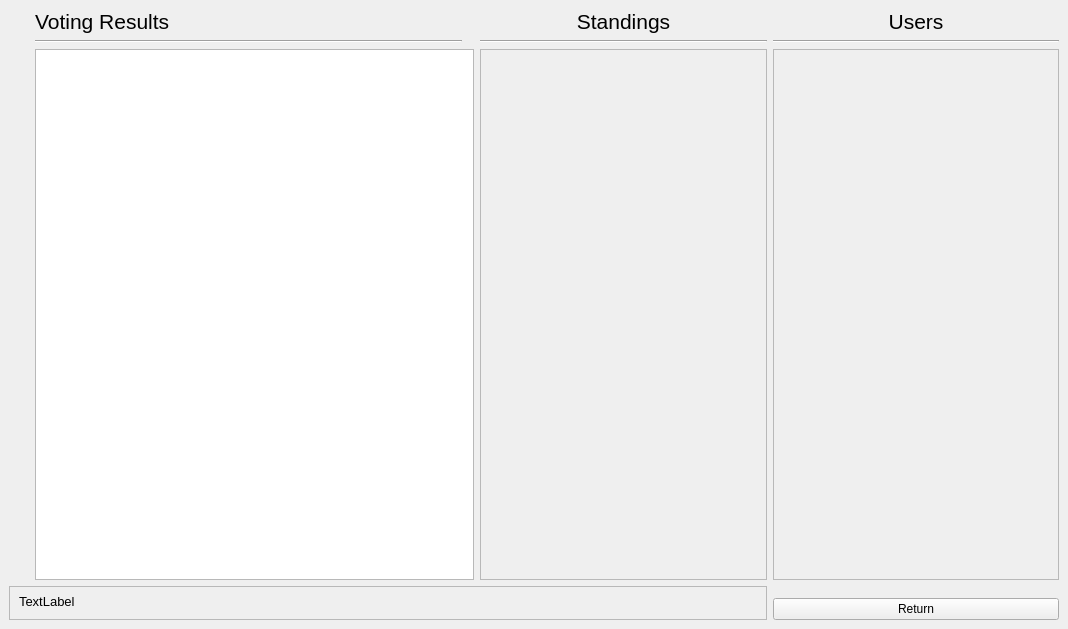
HKavalos/ToGather, file TestingGrounds/voting_res.ui: the form before one commit.
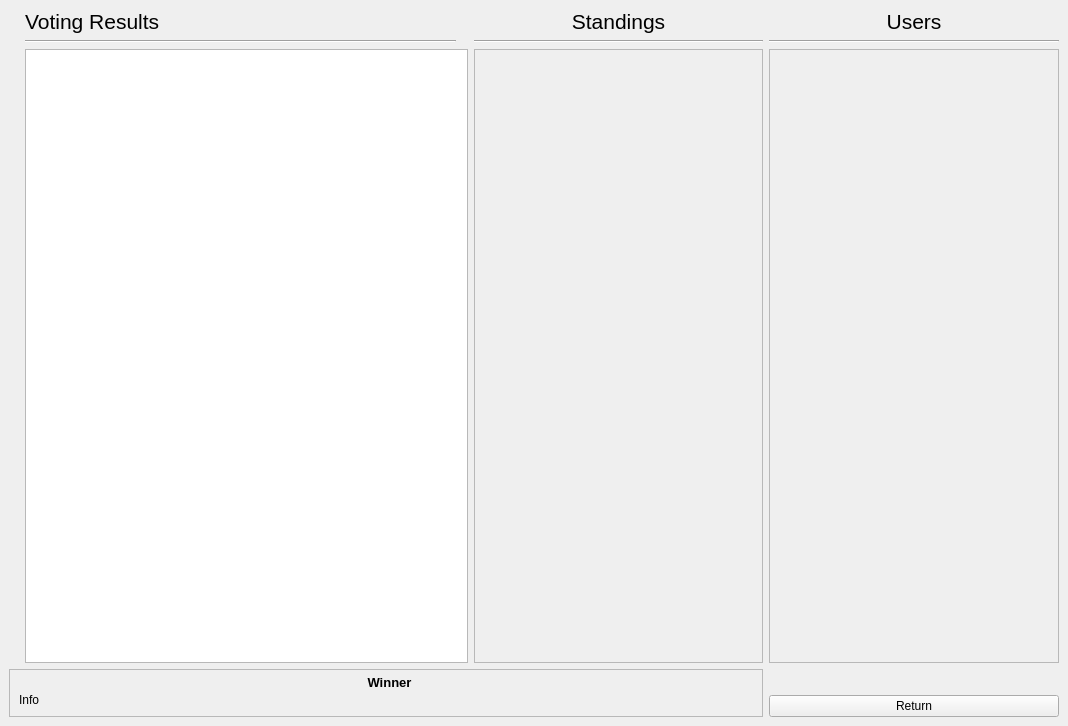
The form after the commit. Custom widgets are drawn as their Qt base class.

```diff
--- a/TestingGrounds/voting_res.ui
+++ b/TestingGrounds/voting_res.ui
@@ -7,7 +7,7 @@
     <x>0</x>
     <y>0</y>
     <width>1068</width>
-    <height>629</height>
+    <height>726</height>
    </rect>
   </property>
   <property name="windowTitle">
@@ -22,43 +22,6 @@
       </property>
      </widget>
     </item>
-    <item row="0" column="2">
-     <spacer name="horizontalSpacer_2">
-      <property name="orientation">
-       <enum>Qt::Horizontal</enum>
-      </property>
-      <property name="sizeHint" stdset="0">
-       <size>
-        <width>40</width>
-        <height>20</height>
-       </size>
-      </property>
-     </spacer>
-    </item>
-    <item row="2" column="6" rowspan="6">
-     <widget class="QScrollArea" name="user_vote_scroll">
-      <property name="widgetResizable">
-       <bool>true</bool>
-      </property>
-      <widget class="QWidget" name="vote_scroll_contents">
-       <property name="geometry">
-        <rect>
-         <x>0</x>
-         <y>0</y>
-         <width>285</width>
-         <height>534</height>
-        </rect>
-       </property>
-      </widget>
-     </widget>
-    </item>
-    <item row="10" column="6">
-     <widget class="QPushButton" name="return_button">
-      <property name="text">
-       <string>Return</string>
-      </property>
-     </widget>
-    </item>
     <item row="0" column="1">
      <widget class="QLabel" name="vote_res_title">
       <property name="font">
@@ -71,12 +34,36 @@
       </property>
      </widget>
     </item>
-    <item row="1" column="5">
-     <widget class="Line" name="line_4">
+    <item row="0" column="5">
+     <widget class="QLabel" name="userList_2">
+      <property name="font">
+       <font>
+        <pointsize>16</pointsize>
+       </font>
+      </property>
+      <property name="layoutDirection">
+       <enum>Qt::LeftToRight</enum>
+      </property>
+      <property name="text">
+       <string>Standings</string>
+      </property>
+      <property name="alignment">
+       <set>Qt::AlignCenter</set>
+      </property>
+     </widget>
+    </item>
+    <item row="0" column="2">
+     <spacer name="horizontalSpacer_2">
       <property name="orientation">
        <enum>Qt::Horizontal</enum>
       </property>
-     </widget>
+      <property name="sizeHint" stdset="0">
+       <size>
+        <width>40</width>
+        <height>20</height>
+       </size>
+      </property>
+     </spacer>
     </item>
     <item row="1" column="6">
      <widget class="Line" name="line">
@@ -85,18 +72,12 @@
       </property>
      </widget>
     </item>
-    <item row="6" column="0">
-     <spacer name="verticalSpacer_7">
+    <item row="1" column="5">
+     <widget class="Line" name="line_4">
       <property name="orientation">
-       <enum>Qt::Vertical</enum>
+       <enum>Qt::Horizontal</enum>
       </property>
-      <property name="sizeHint" stdset="0">
-       <size>
-        <width>20</width>
-        <height>40</height>
-       </size>
-      </property>
-     </spacer>
+     </widget>
     </item>
     <item row="0" column="6">
      <widget class="QLabel" name="userList">
@@ -116,21 +97,11 @@
       </property>
      </widget>
     </item>
-    <item row="2" column="5" rowspan="6">
-     <widget class="QScrollArea" name="user_vote_scroll_2">
-      <property name="widgetResizable">
-       <bool>true</bool>
+    <item row="10" column="6">
+     <widget class="QPushButton" name="return_button">
+      <property name="text">
+       <string>Return</string>
       </property>
-      <widget class="QWidget" name="vote_scroll_contents_2">
-       <property name="geometry">
-        <rect>
-         <x>0</x>
-         <y>0</y>
-         <width>285</width>
-         <height>534</height>
-        </rect>
-       </property>
-      </widget>
      </widget>
     </item>
     <item row="1" column="1" colspan="2">
@@ -140,27 +111,56 @@
       </property>
      </widget>
     </item>
-    <item row="0" column="5">
-     <widget class="QLabel" name="userList_2">
-      <property name="font">
-       <font>
-        <pointsize>16</pointsize>
-       </font>
+    <item row="2" column="5" rowspan="4">
+     <widget class="QScrollArea" name="user_vote_scroll_2">
+      <property name="widgetResizable">
+       <bool>true</bool>
       </property>
-      <property name="layoutDirection">
-       <enum>Qt::LeftToRight</enum>
+      <widget class="QWidget" name="vote_scroll_contents_2">
+       <property name="geometry">
+        <rect>
+         <x>0</x>
+         <y>0</y>
+         <width>289</width>
+         <height>605</height>
+        </rect>
+       </property>
+      </widget>
+     </widget>
+    </item>
+    <item row="2" column="6" rowspan="4">
+     <widget class="QScrollArea" name="user_vote_scroll">
+      <property name="widgetResizable">
+       <bool>true</bool>
       </property>
-      <property name="text">
-       <string>Standings</string>
-      </property>
-      <property name="alignment">
-       <set>Qt::AlignCenter</set>
-      </property>
+      <widget class="QWidget" name="vote_scroll_contents">
+       <property name="geometry">
+        <rect>
+         <x>0</x>
+         <y>0</y>
+         <width>288</width>
+         <height>605</height>
+        </rect>
+       </property>
+      </widget>
      </widget>
     </item>
-    <item row="2" column="1" rowspan="6" colspan="4">
+    <item row="2" column="1" rowspan="4" colspan="4">
      <widget class="QChartView" name="chart_view"/>
     </item>
+    <item row="5" column="0">
+     <spacer name="verticalSpacer_7">
+      <property name="orientation">
+       <enum>Qt::Vertical</enum>
+      </property>
+      <property name="sizeHint" stdset="0">
+       <size>
+        <width>10</width>
+        <height>40</height>
+       </size>
+      </property>
+     </spacer>
+    </item>
     <item row="8" column="0" rowspan="3" colspan="6">
      <widget class="QFrame" name="winner_frame">
       <property name="frameShape">
@@ -174,21 +174,52 @@
         <rect>
          <x>10</x>
          <y>5</y>
-         <width>731</width>
-         <height>21</height>
+         <width>741</width>
+         <height>16</height>
         </rect>
        </property>
        <property name="font">
         <font>
          <pointsize>10</pointsize>
+         <weight>75</weight>
+         <bold>true</bold>
         </font>
        </property>
        <property name="text">
-        <string>TextLabel</string>
+        <string>Winner</string>
+       </property>
+       <property name="alignment">
+        <set>Qt::AlignCenter</set>
+       </property>
+      </widget>
+      <widget class="QLabel" name="winner_info">
+       <property name="geometry">
+        <rect>
+         <x>10</x>
+         <y>15</y>
+         <width>741</width>
+         <height>31</height>
+        </rect>
+       </property>
+       <property name="text">
+        <string>Info</string>
        </property>
       </widget>
      </widget>
     </item>
+    <item row="9" column="6">
+     <spacer name="horizontalSpacer">
+      <property name="orientation">
+       <enum>Qt::Horizontal</enum>
+      </property>
+      <property name="sizeHint" stdset="0">
+       <size>
+        <width>40</width>
+        <height>20</height>
+       </size>
+      </property>
+     </spacer>
+    </item>
    </layout>
   </widget>
  </widget>
```
